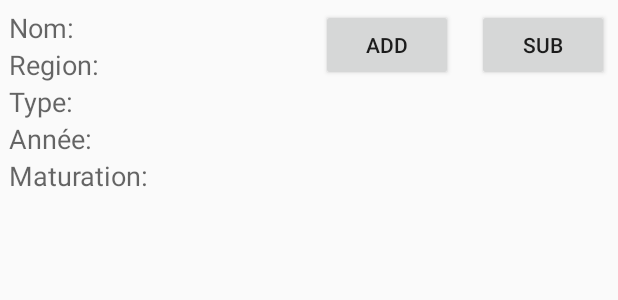
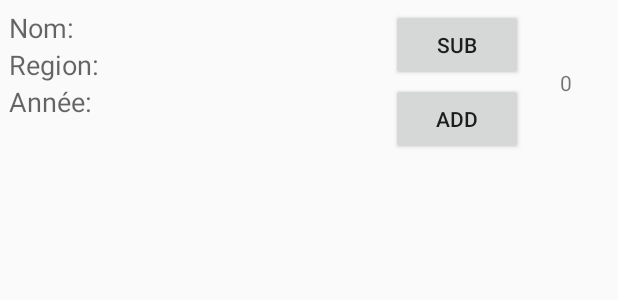
Before and after one commit to tanguybernard/cave_a_vin, an Android app: the layout wine_info.xml on its own in the app's theme, with its tools: preview values and no code run, on a phone screen of 412 x 824 dp. Shown: the top 300 px of the screen. Run offline under Robolectric (Android 15) with nearby library versions, the phone set to English and light mode, and no system bars.

Commit message:
modify display wine info

```diff
--- a/app/src/main/java/istic/fr/cavevin/MainActivity.java
+++ b/app/src/main/java/istic/fr/cavevin/MainActivity.java
@@ -71,12 +71,6 @@ public class MainActivity extends Activity implements
 
     }
 
-
-
-
-
-
-
     @Override
     protected void onResume() {
         super.onResume();
@@ -106,7 +100,7 @@ public class MainActivity extends Activity implements
                 R.id.year,
                 R.id.details,
                 R.id.maturation,
-                R.id.kind
+                //R.id.kind
 
         };
 
--- a/app/src/main/java/istic/fr/cavevin/WineEdit.java
+++ b/app/src/main/java/istic/fr/cavevin/WineEdit.java
@@ -25,7 +25,7 @@ public class WineEdit extends Activity implements View.OnClickListener {
     @Override
     public void onCreate(Bundle savedInstanceState) {
         super.onCreate(savedInstanceState);
-        setContentView(R.layout.detail_page);
+        setContentView(R.layout.edit_page);
 
         // get the values passed to the activity from the calling activity
         // determine the mode - add, update or delete
--- a/app/src/main/res/layout/wine_info.xml
+++ b/app/src/main/res/layout/wine_info.xml
@@ -4,9 +4,6 @@
     android:orientation="vertical" android:padding="6dip"
     android:descendantFocusability="blocksDescendants"
     >
-
-
-
 
 
     <TextView android:id="@+id/textName"
@@ -42,29 +39,12 @@
         android:text=" "
         android:textAppearance="?android:attr/textAppearanceMedium" />
 
-    <TextView android:id="@+id/textKind"
-        android:layout_width="wrap_content"
-        android:layout_height="wrap_content"
-        android:layout_alignParentLeft="true"
-        android:layout_below="@+id/textRegion"
-        android:text="Type: "
-        android:textAppearance="?android:attr/textAppearanceMedium" />
-
-    <TextView android:id="@+id/kind"
-        android:layout_width="wrap_content"
-        android:layout_height="wrap_content"
-        android:layout_alignBaseline="@+id/textKind"
-        android:layout_alignBottom="@+id/textKind"
-        android:layout_toRightOf="@+id/textKind"
-        android:text=" "
-        android:textAppearance="?android:attr/textAppearanceMedium" />
-
 
     <TextView android:id="@+id/textYear"
         android:layout_width="wrap_content"
         android:layout_height="wrap_content"
         android:layout_alignParentLeft="true"
-        android:layout_below="@+id/textKind"
+        android:layout_below="@+id/textRegion"
         android:text="Année: "
         android:textAppearance="?android:attr/textAppearanceMedium" />
 
@@ -78,49 +58,43 @@
         android:textAppearance="?android:attr/textAppearanceMedium" />
 
 
-    <TextView android:id="@+id/textMaturation"
-        android:layout_width="wrap_content"
-        android:layout_height="wrap_content"
-        android:layout_alignParentLeft="true"
-        android:layout_below="@+id/textYear"
-        android:text="Maturation: "
-        android:textAppearance="?android:attr/textAppearanceMedium" />
 
-    <TextView android:id="@+id/maturation"
-        android:layout_width="wrap_content"
-        android:layout_height="wrap_content"
-        android:layout_alignBaseline="@+id/textMaturation"
-        android:layout_alignBottom="@+id/textMaturation"
-        android:layout_toRightOf="@+id/textMaturation"
-        android:text=" "
-        android:textAppearance="?android:attr/textAppearanceMedium" />
 
 
     <Button
         android:id="@+id/btn_q_add"
         android:layout_width="wrap_content"
         android:layout_height="wrap_content"
-        android:layout_alignBottom="@+id/btn_q_sub"
-        android:layout_marginRight="16dp"
-        android:layout_toLeftOf="@+id/btn_q_sub"
         android:text="Add"
-        android:onClick="addQuantity"/>
+        android:onClick="addQuantity"
+        android:layout_alignTop="@+id/year"
+        android:layout_alignLeft="@+id/btn_q_sub"
+        android:layout_alignStart="@+id/btn_q_sub" />
 
     <Button
         android:id="@+id/btn_q_sub"
         android:layout_width="wrap_content"
         android:layout_height="wrap_content"
+        android:text="Sub"
+        android:layout_marginRight="57dp"
+        android:layout_marginEnd="57dp"
+        android:layout_alignParentTop="true"
+        android:layout_alignParentRight="true"
+        android:layout_alignParentEnd="true" />
 
+    <TextView
+        android:layout_width="wrap_content"
+        android:layout_height="wrap_content"
+        android:textAppearance="?android:attr/textAppearanceSmall"
+        android:text="0"
+
+        android:id="@+id/quantity"
+        android:layout_toRightOf="@+id/btn_q_add"
         android:layout_alignParentRight="true"
-        android:text="Sub" />
-
-
-
-
-
-
-
-
+        android:layout_alignParentEnd="true"
+        android:layout_alignTop="@+id/region"
+        android:layout_alignBottom="@+id/year"
+        android:gravity="fill_vertical|center_horizontal" />
 
 
 </RelativeLayout>
```
Also changed, not shown: app/src/main/res/layout/edit_page.xml (renamed from app/src/main/res/layout/detail_page.xml).
